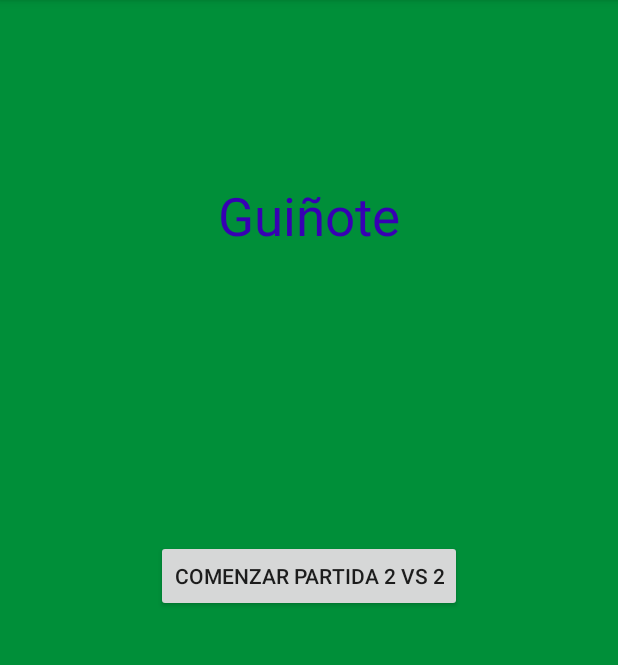
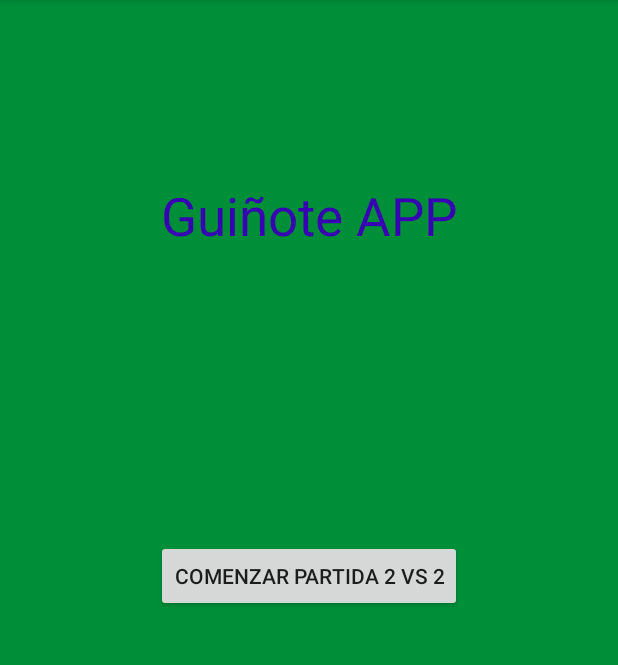
Before and after one commit to UNIZAR-30226-2020-08/Android, an Android app: the screen it shows after launch (MainActivity), on a phone screen of 412 x 824 dp, the part 84-749 px from its top. Run offline under Robolectric (Android 15) with nearby library versions, the phone set to English and light mode, and no system bars.

Commit message:
Añado app en el titulo
xs

```diff
--- a/Guinote/app/src/main/res/layout/activity_main.xml
+++ b/Guinote/app/src/main/res/layout/activity_main.xml
@@ -14,7 +14,7 @@
         android:layout_alignParentTop="true"
         android:layout_centerHorizontal="true"
         android:layout_marginTop="104dp"
-        android:text="Guiñote"
+        android:text="Guiñote APP"
         android:textColor="@color/colorPrimaryDark"
         android:textSize="35sp" />
 
```
